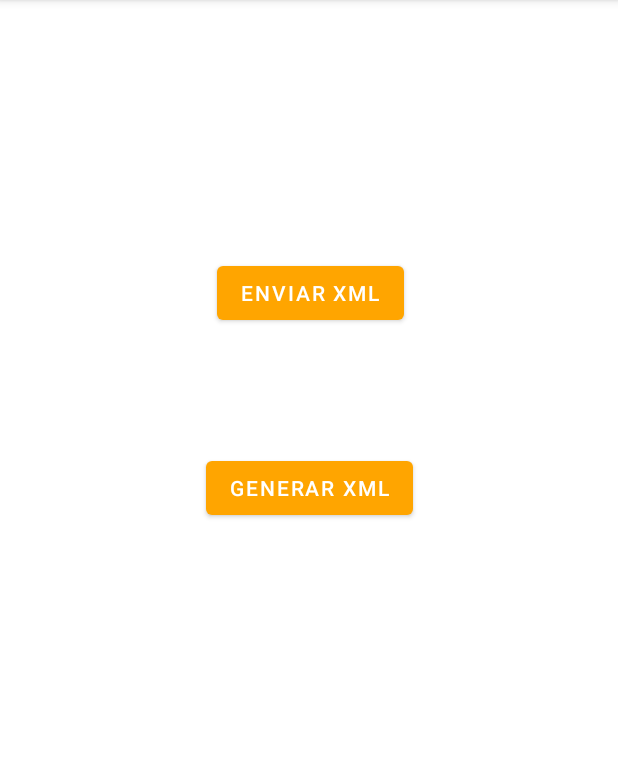
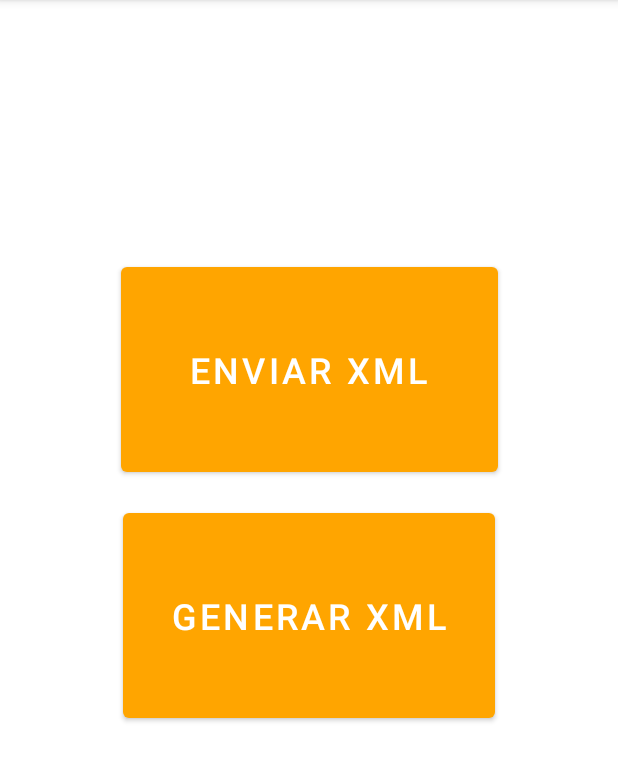
Before and after one commit to mazki10/AndroidFuxia, an Android app: the Enviar screen opened directly, with no data from a screen before it, on a phone screen of 412 x 824 dp, the part 84-866 px from its top. Run offline under Robolectric (Android 15) with nearby library versions, the phone set to English and light mode, and no system bars.

Commit message:
hola buenas tardes caballeros, no funciona pero lo subo para que se vea que hago algo despues de dos semanas de vacaciones en las que he estado haciendo algo 2 horas y ya por que no me funcionaba

```diff
--- a/app/src/main/res/layout/activity_enviar.xml
+++ b/app/src/main/res/layout/activity_enviar.xml
@@ -8,21 +8,26 @@
 
     <Button
         android:id="@+id/bgmail_enviar"
-        android:layout_width="wrap_content"
-        android:layout_height="wrap_content"
-        android:layout_marginStart="7dp"
-        android:layout_marginBottom="82dp"
+        android:layout_width="251dp"
+        android:layout_height="0dp"
+        android:layout_marginTop="172dp"
+        android:layout_marginBottom="15dp"
         android:text="Enviar XML"
+        android:textSize="24sp"
         app:layout_constraintBottom_toTopOf="@+id/bgmail_crearXML"
-        app:layout_constraintStart_toStartOf="@+id/bgmail_crearXML" />
+        app:layout_constraintEnd_toEndOf="parent"
+        app:layout_constraintStart_toStartOf="parent"
+        app:layout_constraintTop_toTopOf="parent" />
 
     <Button
         android:id="@+id/bgmail_crearXML"
-        android:layout_width="wrap_content"
-        android:layout_height="wrap_content"
-        android:layout_marginTop="301dp"
+        android:layout_width="248dp"
+        android:layout_height="0dp"
+        android:layout_marginBottom="283dp"
         android:text="Generar XML"
+        android:textSize="24sp"
+        app:layout_constraintBottom_toBottomOf="parent"
         app:layout_constraintEnd_toEndOf="parent"
         app:layout_constraintStart_toStartOf="parent"
-        app:layout_constraintTop_toTopOf="parent" />
+        app:layout_constraintTop_toBottomOf="@+id/bgmail_enviar" />
 </androidx.constraintlayout.widget.ConstraintLayout>
```
Also changed, not shown: app/src/main/java/com/example/almohadascomodasademsbonitas/Enviar.java (+262 -0 lines).
